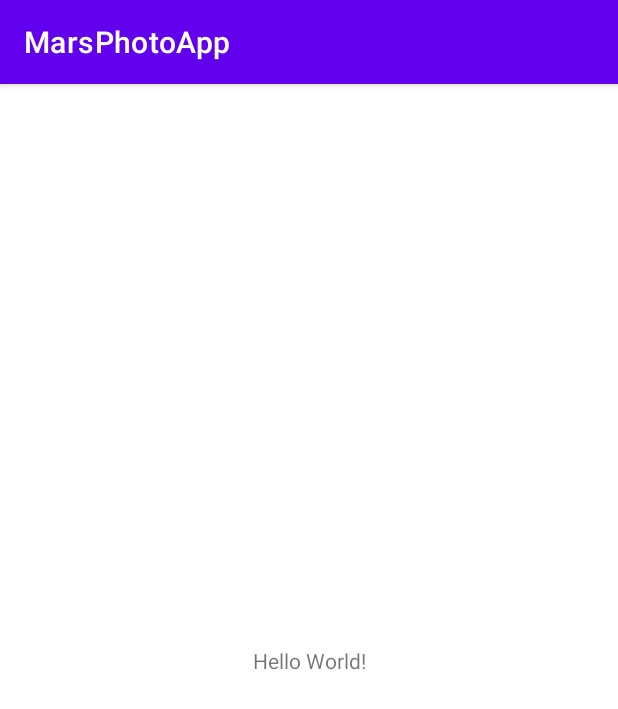
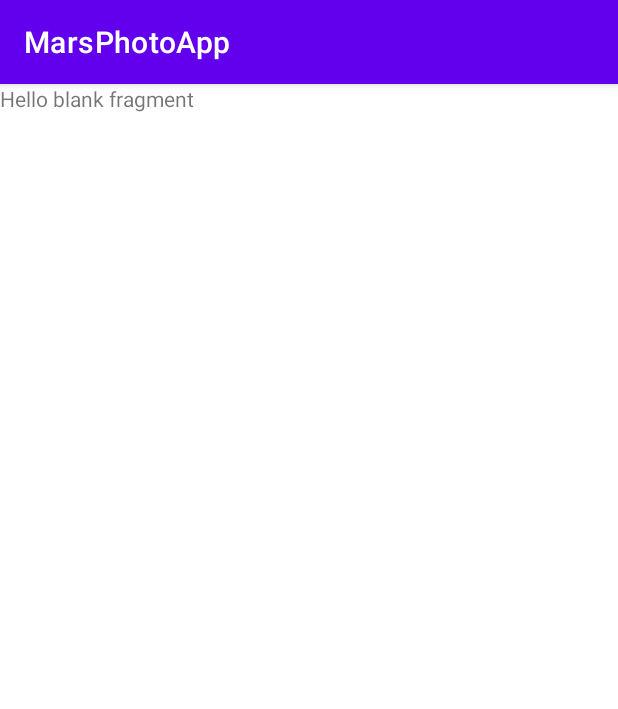
Before and after one commit to sksandeep1992/MarsPhotosApp-2-05-2022, an Android app: the screen it shows after launch (MainActivity), on a phone screen of 412 x 824 dp. Shown: the top 709 px of the screen. Run offline under Robolectric (Android 15) with nearby library versions, the phone set to English and light mode, and no system bars.

Commit message:
navigation setup

```diff
--- /dev/null
+++ b/app/src/main/java/sk/sandeep/marsphotoapp/overview/OverviewFragment.kt
@@ -0,0 +1,20 @@
+package sk.sandeep.marsphotoapp.overview
+
+import android.os.Bundle
+import android.view.LayoutInflater
+import android.view.View
+import android.view.ViewGroup
+import androidx.fragment.app.Fragment
+import sk.sandeep.marsphotoapp.R
+
+
+class OverviewFragment : Fragment() {
+
+    override fun onCreateView(
+        inflater: LayoutInflater, container: ViewGroup?,
+        savedInstanceState: Bundle?
+    ): View? {
+        // Inflate the layout for this fragment
+        return inflater.inflate(R.layout.fragment_overview, container, false)
+    }
+}
--- /dev/null
+++ b/app/src/main/res/drawable/ic_for_sale_outline.xml
@@ -0,0 +1,5 @@
+<vector android:height="22dp" android:viewportHeight="21.8"
+    android:viewportWidth="14" android:width="14dp" xmlns:android="http://schemas.android.com/apk/res/android">
+   <path android:fillColor="#FF000000" android:pathData="M5.1,20.5v-2.3c-2.2,-0.6 -3.6,-2.1 -3.7,-4.2l0,-0.5h3.2l0,0.5c0.1,1.1 0.9,1.6 2.5,1.6c2,0 2.2,-1 2.2,-1.3c0,-0.4 0,-1.3 -2.6,-1.9c-2.2,-0.5 -5.1,-1.6 -5.1,-4.6c0,-1.9 1.3,-3.4 3.5,-4V1.5h4v2.3C11,4.5 12.2,6 12.3,8l0,0.5H9.1l0,-0.5c0,-0.8 -0.3,-1.6 -2,-1.6C5.7,6.4 4.9,7 4.9,7.8c0,0.5 0.2,1 2.6,1.7c1.5,0.4 5.1,1.3 5.1,4.9c0,2 -1.3,3.4 -3.5,4v2.2H5.1z"/>
+    <path android:fillColor="#FFFFFF" android:pathData="M8.6,2v2.2c2.1,0.5 3.1,2.1 3.2,3.8H9.6C9.5,6.8 8.8,5.9 7.1,5.9c-1.7,0 -2.7,0.8 -2.7,1.9c0,0.9 0.7,1.6 3,2.1c2.3,0.6 4.7,1.6 4.7,4.4c0,2.1 -1.6,3.2 -3.5,3.6V20h-3v-2.2C3.6,17.5 2,16.2 1.9,14h2.2c0.1,1.2 0.9,2.1 3,2.1c2.2,0 2.7,-1.1 2.7,-1.8c0,-0.9 -0.5,-1.8 -3,-2.4C4,11.3 2.1,10.1 2.1,7.8c0,-1.9 1.6,-3.2 3.5,-3.6V2H8.6M9.6,1h-1h-3h-1v1v1.4C2.4,4.2 1.1,5.8 1.1,7.8c0,3.8 4.1,4.8 5.5,5.1c2.2,0.5 2.2,1.2 2.2,1.4c0,0.5 -0.6,0.8 -1.7,0.8c-1.9,0 -2,-0.8 -2,-1.2L5,13H4.1H1.9H0.8l0.1,1.1c0.1,2.2 1.5,3.8 3.7,4.5V20v1h1h3h1v-1v-1.4c2.2,-0.7 3.5,-2.3 3.5,-4.3c0,-4 -3.8,-4.9 -5.4,-5.4c-2.3,-0.6 -2.3,-1 -2.3,-1.2c0,-0.6 0.9,-0.9 1.7,-0.9c1.3,0 1.5,0.5 1.5,1.1l0,1h1h2.2h1l0,-1c-0.1,-2.1 -1.3,-3.8 -3.2,-4.5V2V1L9.6,1z"/>
+</vector>
--- /dev/null
+++ b/app/src/main/res/drawable/loading_animation.xml
@@ -0,0 +1,6 @@
+<?xml version="1.0" encoding="utf-8"?>
+
+<animated-rotate xmlns:android="http://schemas.android.com/apk/res/android"
+    android:drawable="@drawable/loading_img"
+    android:pivotX="50%"
+    android:pivotY="50%" />
--- a/app/src/main/res/layout/activity_main.xml
+++ b/app/src/main/res/layout/activity_main.xml
@@ -6,13 +6,15 @@
     android:layout_height="match_parent"
     tools:context=".MainActivity">
 
-    <TextView
-        android:layout_width="wrap_content"
-        android:layout_height="wrap_content"
-        android:text="Hello World!"
+    <androidx.fragment.app.FragmentContainerView
+        android:id="@+id/fragmentContainerView"
+        android:name="androidx.navigation.fragment.NavHostFragment"
+        android:layout_width="match_parent"
+        android:layout_height="match_parent"
+        app:defaultNavHost="true"
         app:layout_constraintBottom_toBottomOf="parent"
-        app:layout_constraintLeft_toLeftOf="parent"
-        app:layout_constraintRight_toRightOf="parent"
-        app:layout_constraintTop_toTopOf="parent" />
-
+        app:layout_constraintEnd_toEndOf="parent"
+        app:layout_constraintStart_toStartOf="parent"
+        app:layout_constraintTop_toTopOf="parent"
+        app:navGraph="@navigation/nav_host" />
 </androidx.constraintlayout.widget.ConstraintLayout>
--- /dev/null
+++ b/app/src/main/res/layout/fragment_overview.xml
@@ -0,0 +1,14 @@
+<?xml version="1.0" encoding="utf-8"?>
+<FrameLayout xmlns:android="http://schemas.android.com/apk/res/android"
+    xmlns:tools="http://schemas.android.com/tools"
+    android:layout_width="match_parent"
+    android:layout_height="match_parent"
+    tools:context=".overview.OverviewFragment">
+
+    <!-- TODO: Update blank fragment layout -->
+    <TextView
+        android:layout_width="match_parent"
+        android:layout_height="match_parent"
+        android:text="@string/hello_blank_fragment" />
+
+</FrameLayout>
--- /dev/null
+++ b/app/src/main/res/navigation/nav_host.xml
@@ -0,0 +1,22 @@
+<?xml version="1.0" encoding="utf-8"?>
+<navigation xmlns:android="http://schemas.android.com/apk/res/android"
+    xmlns:app="http://schemas.android.com/apk/res-auto"
+    xmlns:tools="http://schemas.android.com/tools"
+    android:id="@+id/nav_host"
+    app:startDestination="@id/overviewFragment">
+    <fragment
+        android:id="@+id/overviewFragment"
+        android:name="sk.sandeep.marsphotoapp.overview.OverviewFragment"
+        android:label="fragment_overview"
+        tools:layout="@layout/fragment_overview">
+        <action
+            android:id="@+id/action_overviewFragment_to_detailFragment"
+            app:destination="@id/detailFragment" />
+    </fragment>
+    <fragment
+        android:id="@+id/detailFragment"
+        android:name="sk.sandeep.marsphotoapp.detail.DetailFragment"
+        android:label="fragment_detail"
+        tools:layout="@layout/fragment_detail" />
+
+</navigation>
--- a/app/src/main/res/values/strings.xml
+++ b/app/src/main/res/values/strings.xml
@@ -1,3 +1,5 @@
 <resources>
     <string name="app_name">MarsPhotoApp</string>
+    <!-- TODO: Remove or change this placeholder text -->
+    <string name="hello_blank_fragment">Hello blank fragment</string>
 </resources>
```
Also changed, not shown: app/build.gradle (+15 -0 lines), app/src/main/java/sk/sandeep/marsphotoapp/detail/DetailFragment.kt (added, +20 -0 lines), app/src/main/res/drawable/ic_broken_image.xml (added, +10 -0 lines), app/src/main/res/drawable/ic_connection_error.xml (added, +10 -0 lines), app/src/main/res/drawable/loading_img.xml (added, +39 -0 lines), app/src/main/res/layout/fragment_detail.xml (added, +14 -0 lines), build.gradle (+7 -0 lines).
